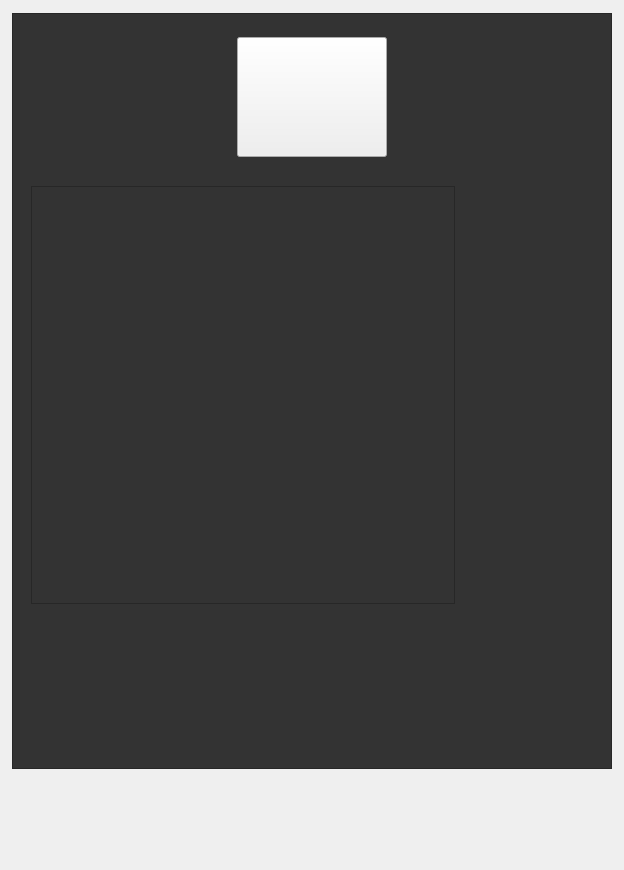
SaimonNeupane/Cinema-Sansaar, file mainwindow.ui: the form before one commit.
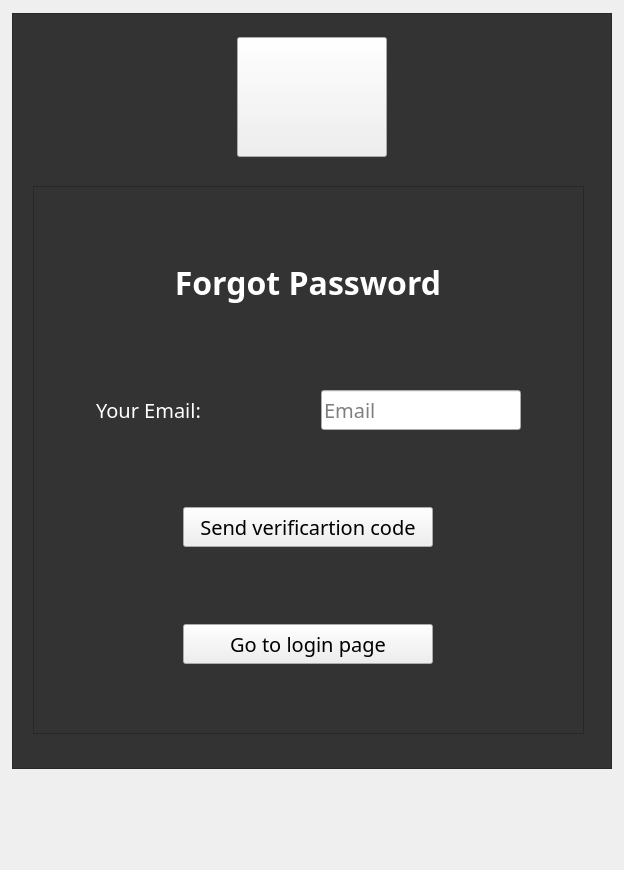
The form after the commit. The open tabs and pages were chosen to show the change. Icons and pictures are not drawn.

Commit message: forgot password ui

Patch:
```diff
--- a/mainwindow.ui
+++ b/mainwindow.ui
@@ -676,14 +676,14 @@
          <widget class="QWidget" name="page_3">
           <property name="minimumSize">
            <size>
-            <width>442</width>
-            <height>436</height>
+            <width>574</width>
+            <height>566</height>
            </size>
           </property>
           <property name="maximumSize">
            <size>
-            <width>442</width>
-            <height>436</height>
+            <width>574</width>
+            <height>566</height>
            </size>
           </property>
           <layout class="QGridLayout" name="gridLayout_4">
@@ -691,14 +691,14 @@
             <widget class="QFrame" name="frame_3">
              <property name="minimumSize">
               <size>
-               <width>424</width>
-               <height>418</height>
+               <width>551</width>
+               <height>548</height>
               </size>
              </property>
              <property name="maximumSize">
               <size>
-               <width>424</width>
-               <height>418</height>
+               <width>551</width>
+               <height>548</height>
               </size>
              </property>
              <property name="frameShape">
@@ -707,6 +707,113 @@
              <property name="frameShadow">
               <enum>QFrame::Raised</enum>
              </property>
+             <layout class="QVBoxLayout" name="verticalLayout_2">
+              <property name="spacing">
+               <number>20</number>
+              </property>
+              <item alignment="Qt::AlignHCenter">
+               <widget class="QLabel" name="Forgot_pass_label">
+                <property name="minimumSize">
+                 <size>
+                  <width>300</width>
+                  <height>60</height>
+                 </size>
+                </property>
+                <property name="maximumSize">
+                 <size>
+                  <width>300</width>
+                  <height>60</height>
+                 </size>
+                </property>
+                <property name="text">
+                 <string>&lt;html&gt;&lt;head/&gt;&lt;body&gt;&lt;p align=&quot;center&quot;&gt;&lt;span style=&quot; font-size:24pt; font-weight:700; color:#ffffff;&quot;&gt;Forgot Password&lt;/span&gt;&lt;/p&gt;&lt;/body&gt;&lt;/html&gt;</string>
+                </property>
+                <property name="indent">
+                 <number>-1</number>
+                </property>
+               </widget>
+              </item>
+              <item>
+               <layout class="QHBoxLayout" name="Email_3">
+                <item>
+                 <widget class="QLabel" name="label_6">
+                  <property name="minimumSize">
+                   <size>
+                    <width>152</width>
+                    <height>40</height>
+                   </size>
+                  </property>
+                  <property name="maximumSize">
+                   <size>
+                    <width>152</width>
+                    <height>40</height>
+                   </size>
+                  </property>
+                  <property name="text">
+                   <string>&lt;html&gt;&lt;head/&gt;&lt;body&gt;&lt;p&gt;&lt;span style=&quot; font-size:15pt; color:#ffffff;&quot;&gt;Your Email:&lt;/span&gt;&lt;/p&gt;&lt;/body&gt;&lt;/html&gt;</string>
+                  </property>
+                 </widget>
+                </item>
+                <item>
+                 <widget class="QLineEdit" name="lineEdit3_3">
+                  <property name="minimumSize">
+                   <size>
+                    <width>200</width>
+                    <height>40</height>
+                   </size>
+                  </property>
+                  <property name="maximumSize">
+                   <size>
+                    <width>200</width>
+                    <height>40</height>
+                   </size>
+                  </property>
+                  <property name="placeholderText">
+                   <string>Email</string>
+                  </property>
+                 </widget>
+                </item>
+               </layout>
+              </item>
+              <item alignment="Qt::AlignHCenter">
+               <widget class="QPushButton" name="SendVerificationCode_2">
+                <property name="minimumSize">
+                 <size>
+                  <width>250</width>
+                  <height>40</height>
+                 </size>
+                </property>
+                <property name="maximumSize">
+                 <size>
+                  <width>250</width>
+                  <height>40</height>
+                 </size>
+                </property>
+                <property name="text">
+                 <string>Send verificartion code</string>
+                </property>
+               </widget>
+              </item>
+              <item alignment="Qt::AlignHCenter">
+               <widget class="QPushButton" name="login_goBack_2">
+                <property name="minimumSize">
+                 <size>
+                  <width>250</width>
+                  <height>40</height>
+                 </size>
+                </property>
+                <property name="maximumSize">
+                 <size>
+                  <width>250</width>
+                  <height>40</height>
+                 </size>
+                </property>
+                <property name="text">
+                 <string>Go to login page</string>
+                </property>
+               </widget>
+              </item>
+             </layout>
             </widget>
            </item>
           </layout>
```
Left out of the diff: 10 changed lines with no effect on the pictures. The commit also changes 64 other files.
